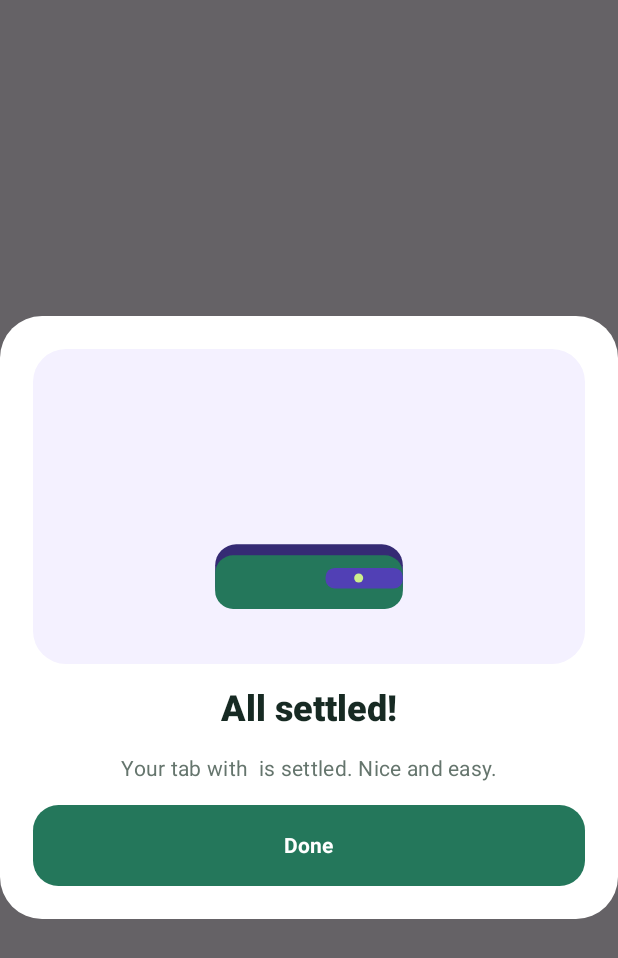
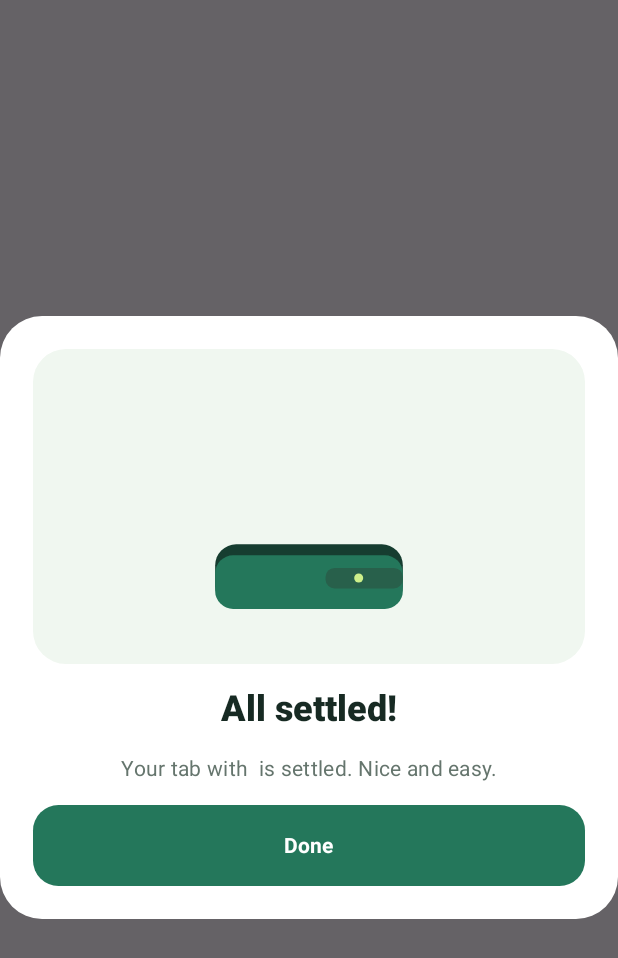
Before and after one commit to Punith-Singh/awkward-free, an Android app built with Jetpack Compose: the composable SettlementCelebration called with empty values, on a phone screen of 412 x 824 dp. Shown: the top 958 px of the screen. Run offline under Robolectric (Android 15) with nearby library versions, the phone set to English and light mode, and no system bars.

Commit message:
Apply fresh theme to app screens

```diff
--- a/app/src/main/java/com/punith/awkwardfree/ui/components/SettlementCelebration.kt
+++ b/app/src/main/java/com/punith/awkwardfree/ui/components/SettlementCelebration.kt
@@ -47,7 +47,7 @@ internal fun SettlementCelebration(name: String, onDismiss: () -> Unit) {
             ) {
                 Canvas(
                     Modifier.fillMaxWidth().height(210.dp)
-                        .background(Color(0xFFF4F1FF), RoundedCornerShape(22.dp))
+                        .background(Color(0xFFF0F7F0), RoundedCornerShape(22.dp))
                         .semantics { contentDescription = "Coins and a receipt move into a wallet" }
                 ) {
                     val w = size.width
@@ -80,9 +80,9 @@ internal fun SettlementCelebration(name: String, onDismiss: () -> Unit) {
                     val left = w * .33f
                     val top = h * .62f
                     val walletSize = Size(w * .34f, h * .20f)
-                    drawRoundRect(Color(0xFF352B74), Offset(left, top), walletSize, CornerRadius(14.dp.toPx()))
+                    drawRoundRect(Color(0xFF163D30), Offset(left, top), walletSize, CornerRadius(14.dp.toPx()))
                     drawRoundRect(Violet, Offset(left, top + h * .035f), walletSize.copy(height = h * .17f), CornerRadius(12.dp.toPx()))
-                    drawRoundRect(Color(0xFF5140B5), Offset(w * .53f, top + h * .075f), Size(w * .14f, h * .065f), CornerRadius(6.dp.toPx()))
+                    drawRoundRect(Color(0xFF28604B), Offset(w * .53f, top + h * .075f), Size(w * .14f, h * .065f), CornerRadius(6.dp.toPx()))
                     drawCircle(Lime, 3.dp.toPx(), Offset(w * .59f, top + h * .107f))
                 }
                 Text("All settled!", style = MaterialTheme.typography.headlineSmall, fontWeight = FontWeight.ExtraBold, color = Ink, textAlign = TextAlign.Center)
```
